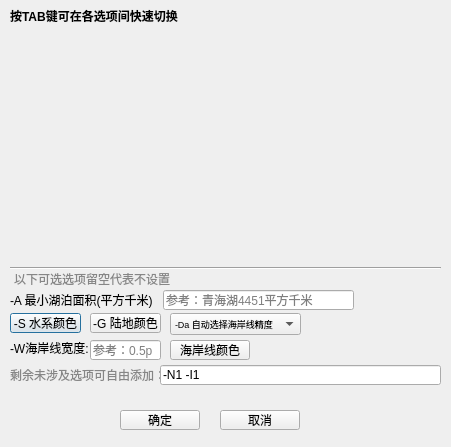
Old version of the form src/gmt_pscoast.ui in the repository CovMat/GMT-mini-GUI.
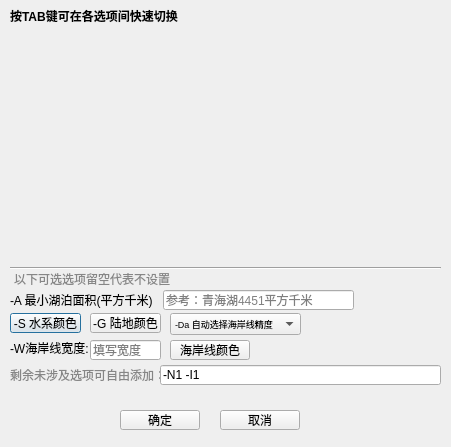
New version of the form.

Diff of the .ui file:
```diff
--- a/src/gmt_pscoast.ui
+++ b/src/gmt_pscoast.ui
@@ -214,7 +214,7 @@
     </rect>
    </property>
    <property name="placeholderText">
-    <string>参考：0.5p</string>
+    <string>填写宽度</string>
    </property>
   </widget>
   <widget class="QPushButton" name="W_pen_color">
```
